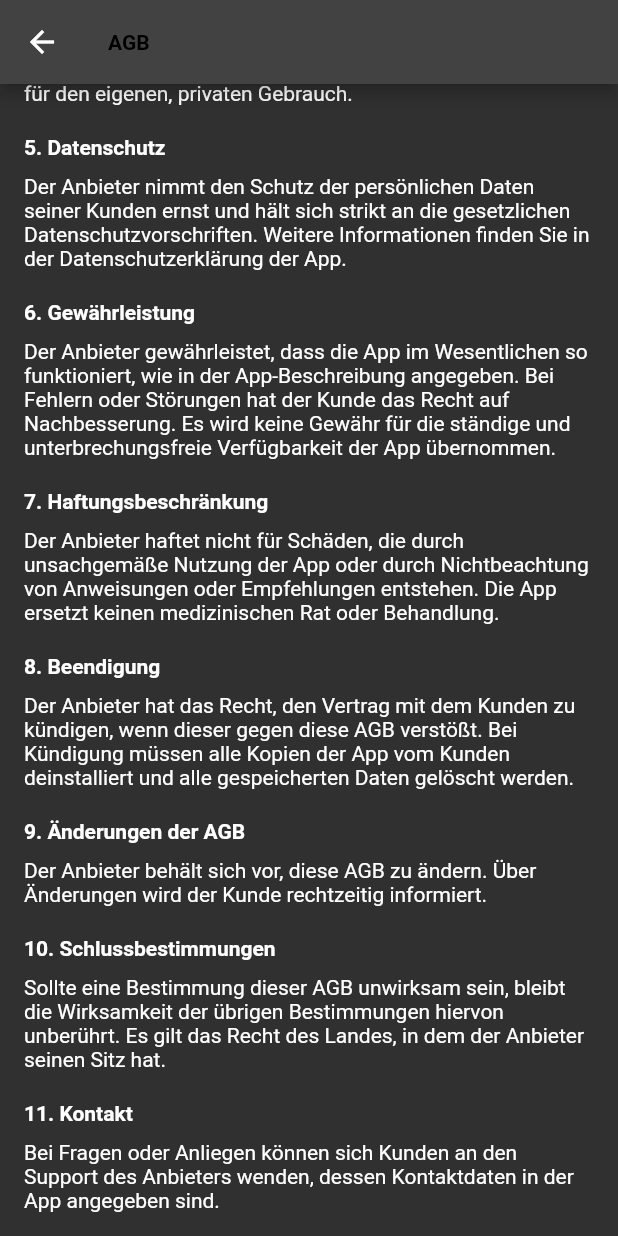
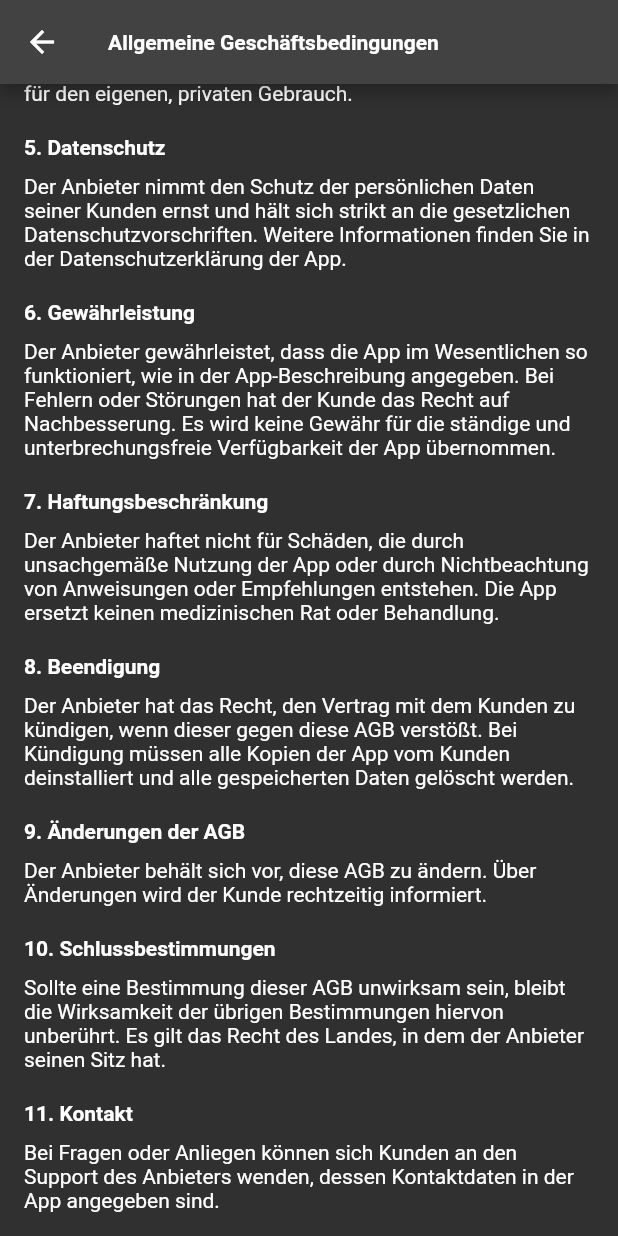
Before and after one commit to M3RL1NF/healthhero, a Flutter app: the AGBScreen screen opened directly, scrolled down 406 dp, on a phone screen of 412 x 824 dp. Run offline on Flutter 3.47's test engine with Material 2 defaults, Android fonts, the phone set to English and light mode, and no system bars; our stand-ins replace sqflite; accounts and stored records are empty.

Commit message:
Update AGBScreen.dart

```diff
--- a/lib/screens/AGBScreen.dart
+++ b/lib/screens/AGBScreen.dart
@@ -5,53 +5,70 @@ class AGBScreen extends StatelessWidget {
 
   @override
   Widget build(BuildContext context) {
-    return Scaffold(
-      appBar: AppBar(title: const Text('AGB')),
+        return Scaffold(
+            appBar: AppBar(
+        title: const Text('Allgemeine Geschäftsbedingungen'),
+        titleTextStyle: const TextStyle(
+          color: Color.fromARGB(255, 255, 255, 255),
+          fontWeight: FontWeight.bold,
+        ),
+      ),
       body: const SingleChildScrollView(
         padding: EdgeInsets.all(16.0),
         child: Column(
           crossAxisAlignment: CrossAxisAlignment.start,
           children: <Widget>[
+
             Text("1. Geltungsbereich", style: TextStyle(fontWeight: FontWeight.bold)),
             SizedBox(height: 10),
             Text("Die folgenden Allgemeinen Geschäftsbedingungen (nachfolgend \"AGB\") gelten für alle Verträge, die ein Nutzer (nachfolgend \"Kunde\") mit dem Betreiber der Flutter Handyapp \"Healthhero\" (nachfolgend \"Anbieter\") hinsichtlich der App und deren Dienstleistungen abschließt."),
             SizedBox(height: 20),
+
             Text("2. Vertragsgegenstand", style: TextStyle(fontWeight: FontWeight.bold)),
             SizedBox(height: 10),
             Text("Durch die \"Healthhero\" App bietet der Anbieter Dienstleistungen im Bereich Gesundheit und Wohlbefinden an. Genauere Informationen sind in der Beschreibung der App im jeweiligen App Store zu finden."),
             SizedBox(height: 20),
+
             Text("3. Vertragsschluss", style: TextStyle(fontWeight: FontWeight.bold)),
             SizedBox(height: 10),
             Text("Der Vertrag zwischen Kunde und Anbieter kommt durch das Herunterladen und Installieren der App und die Zustimmung zu diesen AGB zustande."),
             SizedBox(height: 20),
+
             Text("4. Nutzungsrechte", style: TextStyle(fontWeight: FontWeight.bold)),
             SizedBox(height: 10),
             Text("Die App ist urheberrechtlich geschützt. Der Kunde erhält ein einfaches, nicht übertragbares Nutzungsrecht ausschließlich für den eigenen, privaten Gebrauch."),
             SizedBox(height: 20),
+
             Text("5. Datenschutz", style: TextStyle(fontWeight: FontWeight.bold)),
             SizedBox(height: 10),
             Text("Der Anbieter nimmt den Schutz der persönlichen Daten seiner Kunden ernst und hält sich strikt an die gesetzlichen Datenschutzvorschriften. Weitere Informationen finden Sie in der Datenschutzerklärung der App."),
             SizedBox(height: 20),
+
             Text("6. Gewährleistung", style: TextStyle(fontWeight: FontWeight.bold)),
             SizedBox(height: 10),
             Text("Der Anbieter gewährleistet, dass die App im Wesentlichen so funktioniert, wie in der App-Beschreibung angegeben. Bei Fehlern oder Störungen hat der Kunde das Recht auf Nachbesserung. Es wird keine Gewähr für die ständige und unterbrechungsfreie Verfügbarkeit der App übernommen."),
             SizedBox(height: 20),
+
             Text("7. Haftungsbeschränkung", style: TextStyle(fontWeight: FontWeight.bold)),
             SizedBox(height: 10),
             Text("Der Anbieter haftet nicht für Schäden, die durch unsachgemäße Nutzung der App oder durch Nichtbeachtung von Anweisungen oder Empfehlungen entstehen. Die App ersetzt keinen medizinischen Rat oder Behandlung."),
             SizedBox(height: 20),
+
             Text("8. Beendigung", style: TextStyle(fontWeight: FontWeight.bold)),
             SizedBox(height: 10),
             Text("Der Anbieter hat das Recht, den Vertrag mit dem Kunden zu kündigen, wenn dieser gegen diese AGB verstößt. Bei Kündigung müssen alle Kopien der App vom Kunden deinstalliert und alle gespeicherten Daten gelöscht werden."),
             SizedBox(height: 20),
+
             Text("9. Änderungen der AGB", style: TextStyle(fontWeight: FontWeight.bold)),
             SizedBox(height: 10),
             Text("Der Anbieter behält sich vor, diese AGB zu ändern. Über Änderungen wird der Kunde rechtzeitig informiert."),
             SizedBox(height: 20),
+
             Text("10. Schlussbestimmungen", style: TextStyle(fontWeight: FontWeight.bold)),
             SizedBox(height: 10),
             Text("Sollte eine Bestimmung dieser AGB unwirksam sein, bleibt die Wirksamkeit der übrigen Bestimmungen hiervon unberührt. Es gilt das Recht des Landes, in dem der Anbieter seinen Sitz hat."),
             SizedBox(height: 20),
+
             Text("11. Kontakt", style: TextStyle(fontWeight: FontWeight.bold)),
             SizedBox(height: 10),
             Text("Bei Fragen oder Anliegen können sich Kunden an den Support des Anbieters wenden, dessen Kontaktdaten in der App angegeben sind."),
```
